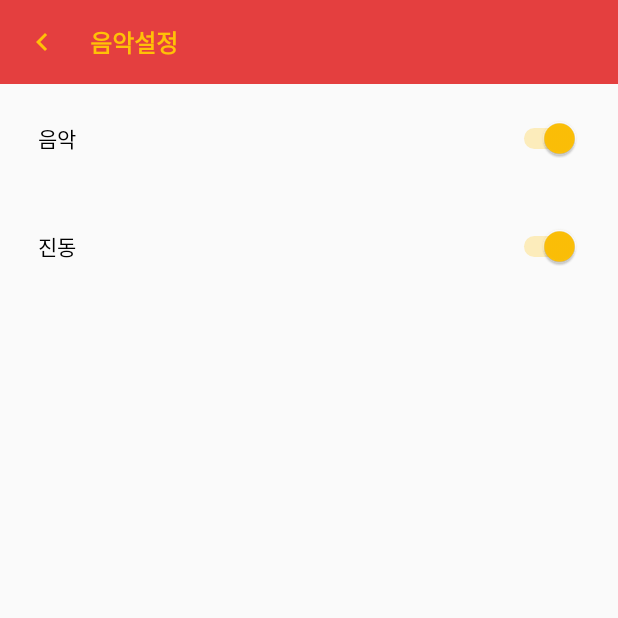
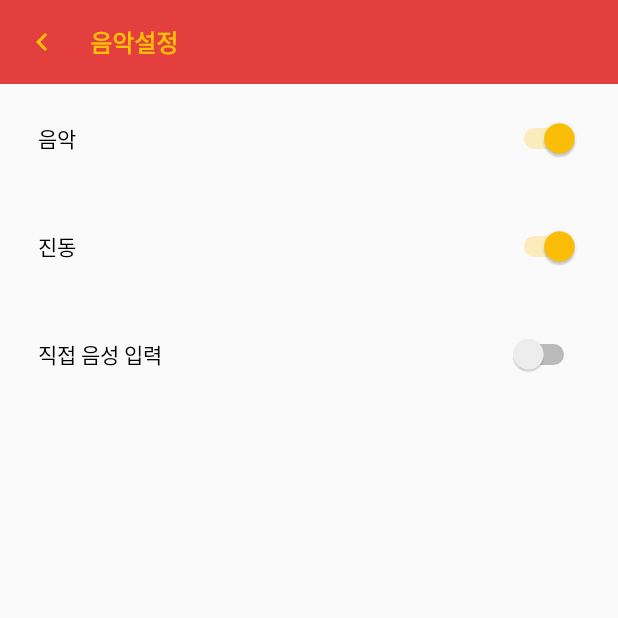
Before and after one commit to taeiim/WakeHeart, an Android app: the AlarmManageActivity screen opened directly, with no data from a screen before it, on a phone screen of 412 x 824 dp, the top half of it. Run offline under Robolectric (Android 15) with nearby library versions, the phone set to English and light mode, and no system bars.

Commit message:
finish add Clova Speech Synthesis

```diff
--- a/WakeHeart/app/src/main/AndroidManifest.xml
+++ b/WakeHeart/app/src/main/AndroidManifest.xml
@@ -12,6 +12,8 @@
     <uses-permission android:name="android.permission.ACCESS_NETWORK_STATE" />
     <uses-permission android:name="android.permission.BLUETOOTH" />
     <uses-permission android:name="android.permission.VIBRATE"/>
+    <uses-permission android:name="android.permission.WRITE_EXTERNAL_STORAGE"/>
+    <uses-permission android:name="android.permission.READ_EXTERNAL_STORAGE"/>
 
     <application
         android:name="android.support.multidex.MultiDexApplication"
--- a/WakeHeart/app/src/main/java/com/dsm/wakeheart/Activity/AlarmManageActivity.java
+++ b/WakeHeart/app/src/main/java/com/dsm/wakeheart/Activity/AlarmManageActivity.java
@@ -4,8 +4,10 @@ import android.content.SharedPreferences;
 import android.os.Bundle;
 import android.support.annotation.Nullable;
 import android.support.v7.app.AppCompatActivity;
+import android.util.Log;
 import android.view.View;
 import android.widget.CompoundButton;
+import android.widget.EditText;
 import android.widget.ImageView;
 import android.widget.Switch;
 
@@ -19,6 +21,8 @@ public class AlarmManageActivity extends AppCompatActivity {
     ImageView back_icon;
     private Switch soundSwitch;
     private Switch vibrateSwitch;
+    private Switch ttsSwitch;
+    private EditText ttsEditText;
 
     @Override
     protected void onCreate(@Nullable Bundle savedInstanceState) {
@@ -29,22 +33,53 @@ public class AlarmManageActivity extends AppCompatActivity {
         back_icon.setOnClickListener(new View.OnClickListener() {
             @Override
             public void onClick(View view) {
+                SharedPreferences ttsTextPref = getSharedPreferences("ttsEditText",MODE_PRIVATE);
+                SharedPreferences.Editor ttsEditor = getSharedPreferences("ttsEditText",MODE_PRIVATE).edit();
+                ttsEditor.putString(ttsEditText.getText().toString(),"null");
+                ttsEditor.putString(ttsEditText.getText().toString(),"null");
+
+                Log.d("ㅋㅋㅋㅋㅋㅋㅋㅋㅋㅋㅋㅋㅋㅋㅋ",ttsTextPref.getString("ttsEditText","zzz"));
+
                 finish();
             }
         });
 
+        ttsEditText = (EditText) findViewById(R.id.ttsEditText);
+        SharedPreferences ttsTextPref = getSharedPreferences("ttsEditText",MODE_PRIVATE);
+        ttsEditText.setText(ttsTextPref.getString("ttsEditText",""));
+        Log.d("ㅋㅋㅋㅋㅋ",ttsTextPref.getString("ttsEditText","zzz"));
+
         setSwitch();
+    }
+
+    @Override
+    public void onBackPressed() {
+        super.onBackPressed();
+        SharedPreferences ttsTextPref = getSharedPreferences("ttsEditText",MODE_PRIVATE);
+        SharedPreferences.Editor ttsEditor = getSharedPreferences("ttsEditText",MODE_PRIVATE).edit();
+        ttsEditor.putString(ttsEditText.getText().toString(),"null");
+
+        Log.d("ㅋㅋㅋㅋㅋㅋㅋㅋㅋㅋㅋㅋㅋㅋㅋ",ttsTextPref.getString("ttsEditText","zzz"));
+
     }
 
     private void setSwitch() {
         soundSwitch = (Switch) findViewById(R.id.soundSwitch);
         vibrateSwitch = (Switch) findViewById(R.id.vibrateSwitch);
+        ttsSwitch = (Switch) findViewById(R.id.ttsSwitch);
 
         SharedPreferences soundPref = getSharedPreferences("soundSwitch",MODE_PRIVATE);
         SharedPreferences vibratePref = getSharedPreferences("vibrateSwitch",MODE_PRIVATE);
+        SharedPreferences ttsSwitchPref = getSharedPreferences("ttsSwitch",MODE_PRIVATE);
+
 
         soundSwitch.setChecked(soundPref.getBoolean("soundSwitch",true));
         vibrateSwitch.setChecked(vibratePref.getBoolean("vibrateSwitch",true));
+        ttsSwitch.setChecked(ttsSwitchPref.getBoolean("ttsSwitch",false));
+        if(ttsSwitchPref.getBoolean("ttsSwitch",false)){
+            ttsEditText.setVisibility(View.VISIBLE);
+        }
+
 
         soundSwitch.setOnCheckedChangeListener(new CompoundButton.OnCheckedChangeListener() {
             @Override
@@ -67,6 +102,22 @@ public class AlarmManageActivity extends AppCompatActivity {
 
             }
         });
+
+        ttsSwitch.setOnCheckedChangeListener(new CompoundButton.OnCheckedChangeListener() {
+            @Override
+            public void onCheckedChanged(CompoundButton compoundButton, boolean isChecked) {
+                SharedPreferences.Editor editor = getSharedPreferences("ttsSwitch", MODE_PRIVATE).edit();
+                editor.putBoolean("ttsSwitch", isChecked);
+                editor.commit();
+
+                if(isChecked){
+                    ttsEditText.setVisibility(View.VISIBLE);
+                }else {
+                    ttsEditText.setVisibility(View.GONE);
+                }
+            }
+        });
+
     }
 
 
--- a/WakeHeart/app/src/main/res/layout/activity_alarmmanage.xml
+++ b/WakeHeart/app/src/main/res/layout/activity_alarmmanage.xml
@@ -54,4 +54,23 @@
         android:padding="25dp"
         android:checked="true"/>
 
+    <Switch
+        android:id="@+id/ttsSwitch"
+        android:layout_width="match_parent"
+        android:layout_height="wrap_content"
+        android:text="직접 음성 입력"
+        android:padding="25dp"
+        android:checked="false"/>
+
+    <EditText
+        android:id="@+id/ttsEditText"
+        android:layout_width="match_parent"
+        android:layout_height="45dp"
+        android:layout_marginRight="20dp"
+        android:layout_marginLeft="20dp"
+        android:hint="음성으로 변환할 텍스트를 입력하세요."
+        android:textSize="15dp"
+        android:textColor="#000000"
+        android:visibility="gone"/>
+
 </LinearLayout>
```
Also changed, not shown: WakeHeart/app/src/main/java/com/dsm/wakeheart/Activity/AccountManageActivity.java (+1 -15 lines), WakeHeart/app/src/main/java/com/dsm/wakeheart/Activity/AlarmCustomDialog.java (+53 -78 lines), WakeHeart/app/src/main/java/com/dsm/wakeheart/NaverTTS.java (added, +100 -0 lines).
